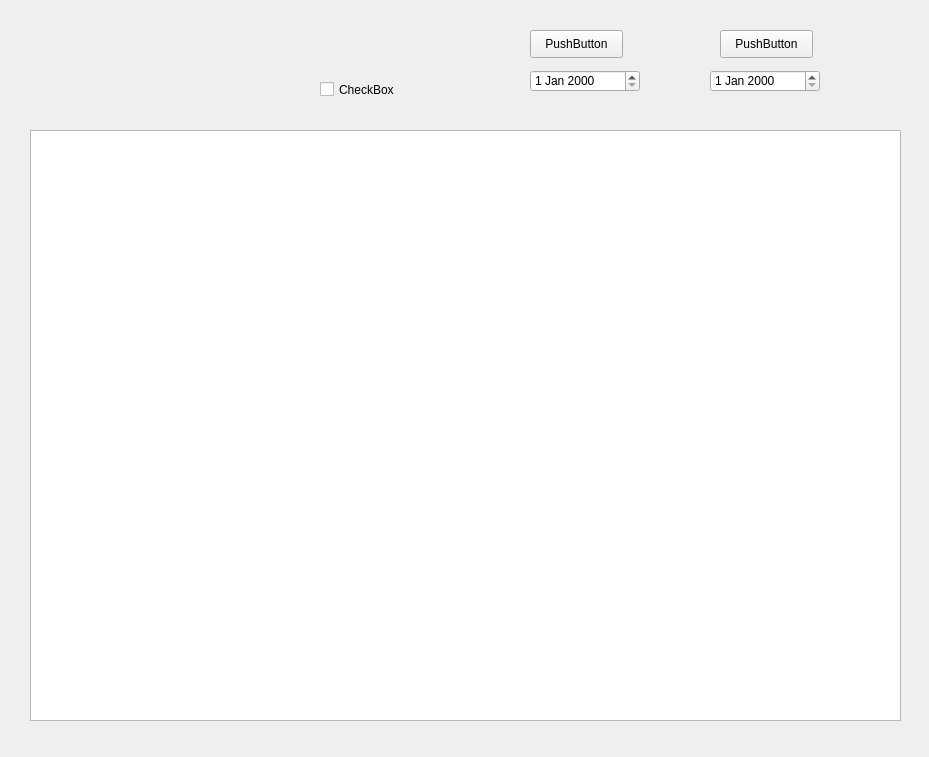
The window that info_table.ui (liuweiky/CCIMS) describes before a commit, drawn with Qt 5.
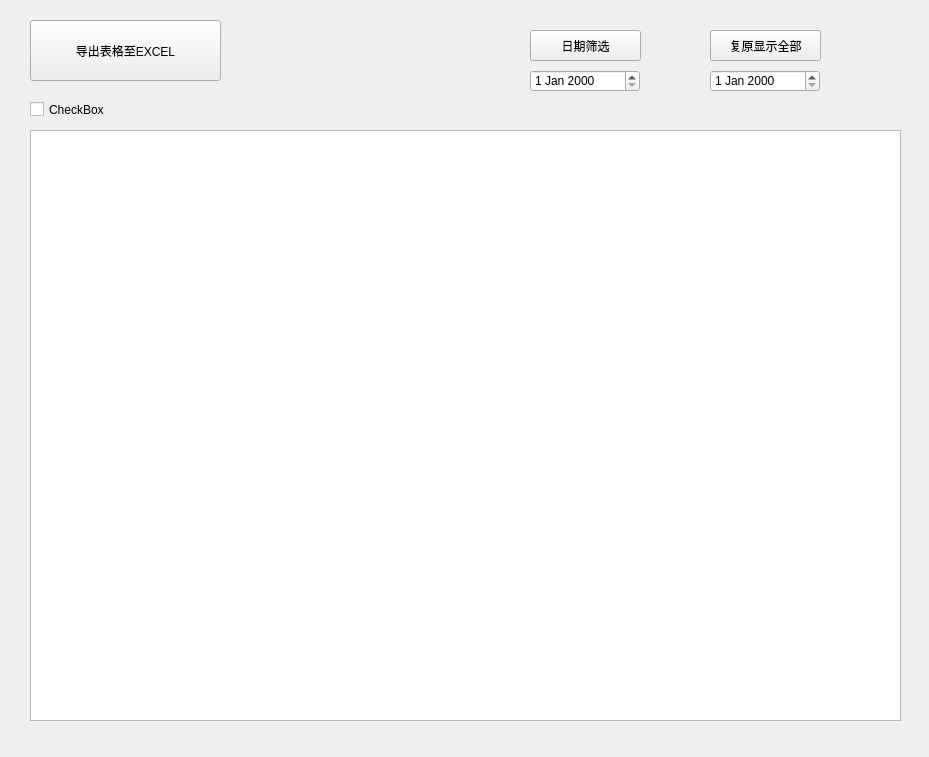
The same window after the commit.

Commit message: Export QTableWeidget to *.xls file

Diff of the .ui file:
```diff
--- a/info_table.ui
+++ b/info_table.ui
@@ -26,8 +26,8 @@
   <widget class="QCheckBox" name="checkBox">
    <property name="geometry">
     <rect>
-     <x>320</x>
-     <y>80</y>
+     <x>30</x>
+     <y>100</y>
      <width>91</width>
      <height>19</height>
     </rect>
@@ -41,25 +41,25 @@
     <rect>
      <x>530</x>
      <y>30</y>
-     <width>93</width>
-     <height>28</height>
+     <width>111</width>
+     <height>31</height>
     </rect>
    </property>
    <property name="text">
-    <string>PushButton</string>
+    <string>日期筛选</string>
    </property>
   </widget>
   <widget class="QPushButton" name="Reset">
    <property name="geometry">
     <rect>
-     <x>720</x>
+     <x>710</x>
      <y>30</y>
-     <width>93</width>
-     <height>28</height>
+     <width>111</width>
+     <height>31</height>
     </rect>
    </property>
    <property name="text">
-    <string>PushButton</string>
+    <string>复原显示全部</string>
    </property>
   </widget>
   <widget class="QDateEdit" name="start">
@@ -82,6 +82,19 @@
     </rect>
    </property>
   </widget>
+  <widget class="QPushButton" name="toExcelButton">
+   <property name="geometry">
+    <rect>
+     <x>30</x>
+     <y>20</y>
+     <width>191</width>
+     <height>61</height>
+    </rect>
+   </property>
+   <property name="text">
+    <string>导出表格至EXCEL</string>
+   </property>
+  </widget>
  </widget>
  <resources/>
  <connections/>
```
The commit also changes 6 other files.
